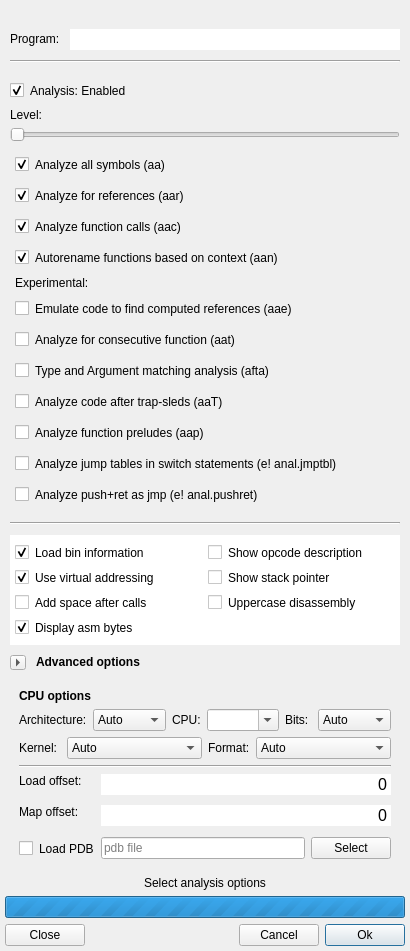
The window that src/optionsdialog.ui (rizinorg/cutter) describes before a commit, drawn with Qt 5.
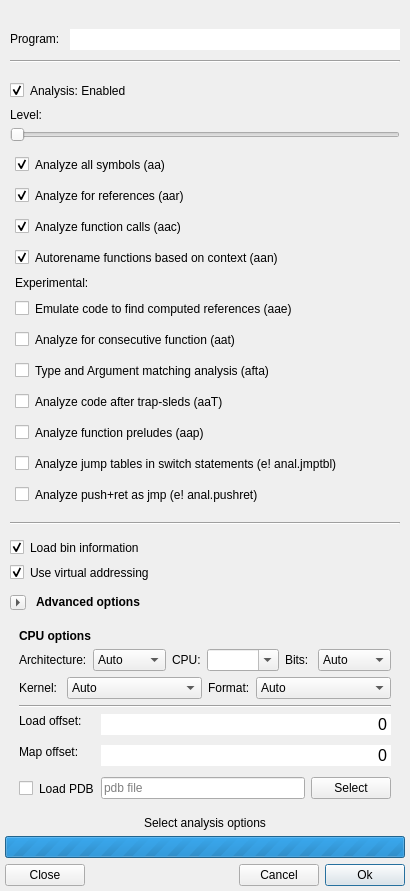
The same window after the commit. Icons and pictures are not drawn.

```diff
--- a/src/optionsdialog.ui
+++ b/src/optionsdialog.ui
@@ -406,151 +406,34 @@
            </widget>
           </item>
           <item>
-           <layout class="QHBoxLayout" name="horizontalLayout_7">
+           <layout class="QVBoxLayout" name="verticalLayout_2">
             <property name="spacing">
              <number>0</number>
             </property>
+            <property name="sizeConstraint">
+             <enum>QLayout::SetMinimumSize</enum>
+            </property>
             <item>
-             <widget class="QFrame" name="frame_2">
-              <property name="sizePolicy">
-               <sizepolicy hsizetype="MinimumExpanding" vsizetype="Fixed">
-                <horstretch>0</horstretch>
-                <verstretch>0</verstretch>
-               </sizepolicy>
+             <widget class="QCheckBox" name="binCheckBox">
+              <property name="text">
+               <string>Load bin information</string>
               </property>
-              <property name="layoutDirection">
-               <enum>Qt::LeftToRight</enum>
+              <property name="checked">
+               <bool>true</bool>
               </property>
+             </widget>
+            </item>
+            <item>
+             <widget class="QCheckBox" name="vaCheckBox">
               <property name="styleSheet">
-               <string notr="true">background-color: rgb(255, 255, 255);
-color: rgb(0, 0, 0);</string>
+               <string notr="true"/>
               </property>
-              <property name="frameShape">
-               <enum>QFrame::NoFrame</enum>
+              <property name="text">
+               <string>Use virtual addressing</string>
               </property>
-              <property name="frameShadow">
-               <enum>QFrame::Plain</enum>
+              <property name="checked">
+               <bool>true</bool>
               </property>
-              <layout class="QVBoxLayout" name="verticalLayout_2">
-               <property name="leftMargin">
-                <number>5</number>
-               </property>
-               <property name="topMargin">
-                <number>5</number>
-               </property>
-               <property name="rightMargin">
-                <number>5</number>
-               </property>
-               <property name="bottomMargin">
-                <number>5</number>
-               </property>
-               <item>
-                <layout class="QHBoxLayout" name="horizontalLayout_5">
-                 <property name="sizeConstraint">
-                  <enum>QLayout::SetMinimumSize</enum>
-                 </property>
-                 <item>
-                  <layout class="QFormLayout" name="formLayout">
-                   <property name="sizeConstraint">
-                    <enum>QLayout::SetMinimumSize</enum>
-                   </property>
-                   <property name="fieldGrowthPolicy">
-                    <enum>QFormLayout::FieldsStayAtSizeHint</enum>
-                   </property>
-                   <property name="labelAlignment">
-                    <set>Qt::AlignLeading|Qt::AlignLeft|Qt::AlignTop</set>
-                   </property>
-                   <property name="formAlignment">
-                    <set>Qt::AlignLeading|Qt::AlignLeft|Qt::AlignTop</set>
-                   </property>
-                   <property name="verticalSpacing">
-                    <number>0</number>
-                   </property>
-                   <item row="11" column="0">
-                    <widget class="QCheckBox" name="binCheckBox">
-                     <property name="text">
-                      <string>Load bin information</string>
-                     </property>
-                     <property name="checked">
-                      <bool>true</bool>
-                     </property>
-                    </widget>
-                   </item>
-                   <item row="12" column="0">
-                    <widget class="QCheckBox" name="vaCheckBox">
-                     <property name="styleSheet">
-                      <string notr="true"/>
-                     </property>
-                     <property name="text">
-                      <string>Use virtual addressing</string>
-                     </property>
-                     <property name="checked">
-                      <bool>true</bool>
-                     </property>
-                    </widget>
-                   </item>
-                   <item row="13" column="0">
-                    <widget class="QCheckBox" name="spacyCheckBox">
-                     <property name="text">
-                      <string>Add space after calls</string>
-                     </property>
-                    </widget>
-                   </item>
-                   <item row="14" column="0">
-                    <widget class="QCheckBox" name="bytesCheckBox">
-                     <property name="text">
-                      <string>Display asm bytes</string>
-                     </property>
-                     <property name="checked">
-                      <bool>true</bool>
-                     </property>
-                    </widget>
-                   </item>
-                  </layout>
-                 </item>
-                 <item>
-                  <layout class="QFormLayout" name="formLayout_3">
-                   <property name="sizeConstraint">
-                    <enum>QLayout::SetMinimumSize</enum>
-                   </property>
-                   <property name="labelAlignment">
-                    <set>Qt::AlignLeading|Qt::AlignLeft|Qt::AlignTop</set>
-                   </property>
-                   <property name="formAlignment">
-                    <set>Qt::AlignLeading|Qt::AlignLeft|Qt::AlignTop</set>
-                   </property>
-                   <property name="verticalSpacing">
-                    <number>0</number>
-                   </property>
-                   <property name="leftMargin">
-                    <number>0</number>
-                   </property>
-                   <item row="1" column="0">
-                    <widget class="QCheckBox" name="descriptionCheckBox">
-                     <property name="text">
-                      <string>Show opcode description</string>
-                     </property>
-                    </widget>
-                   </item>
-                   <item row="2" column="0">
-                    <widget class="QCheckBox" name="stackCheckBox">
-                     <property name="text">
-                      <string>Show stack pointer</string>
-                     </property>
-                    </widget>
-                   </item>
-                   <item row="3" column="0">
-                    <widget class="QCheckBox" name="ucaseCheckBox">
-                     <property name="text">
-                      <string>Uppercase disassembly</string>
-                     </property>
-                    </widget>
-                   </item>
-                  </layout>
-                 </item>
-                </layout>
-               </item>
-              </layout>
              </widget>
             </item>
            </layout>
```
